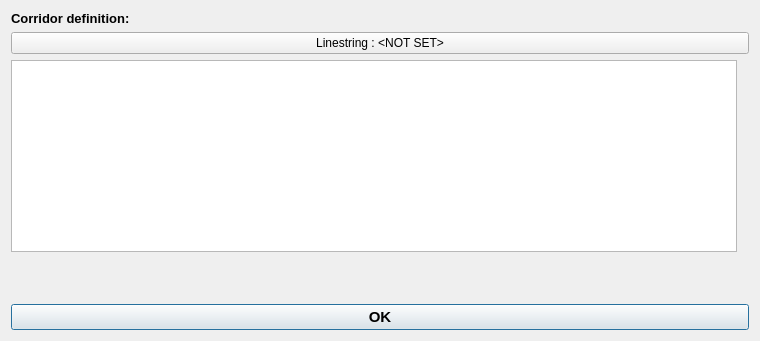
The window that edr_plugin/gui/ui/query_trajectory.ui (MetOffice/qgis-plugin-edr) describes before a commit, drawn with Qt 5.
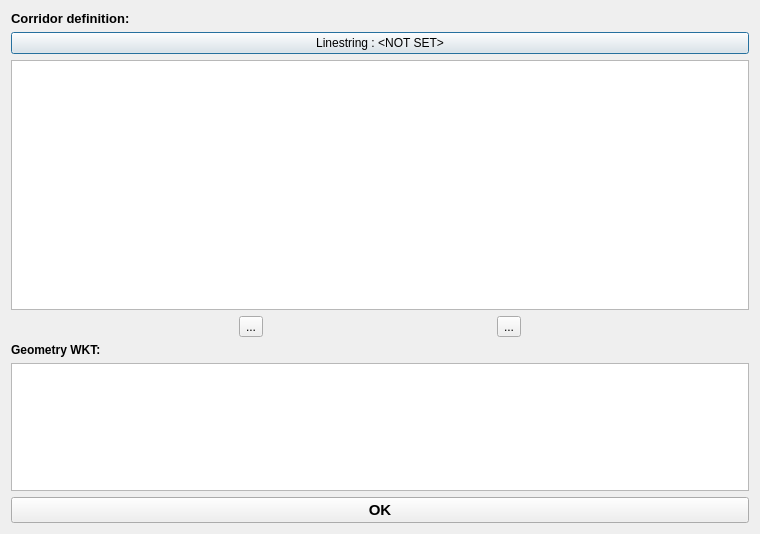
The same window after the commit.

```diff
--- a/edr_plugin/gui/ui/query_trajectory.ui
+++ b/edr_plugin/gui/ui/query_trajectory.ui
@@ -10,28 +10,14 @@
     <x>0</x>
     <y>0</y>
     <width>760</width>
-    <height>341</height>
+    <height>534</height>
    </rect>
   </property>
   <property name="windowTitle">
    <string>Trajectory query</string>
   </property>
-  <layout class="QGridLayout" name="gridLayout">
-   <item row="7" column="0" colspan="3">
-    <widget class="QPushButton" name="ok_pb">
-     <property name="font">
-      <font>
-       <pointsize>11</pointsize>
-       <weight>75</weight>
-       <bold>true</bold>
-      </font>
-     </property>
-     <property name="text">
-      <string>OK</string>
-     </property>
-    </widget>
-   </item>
-   <item row="0" column="0" colspan="3">
+  <layout class="QVBoxLayout" name="verticalLayout">
+   <item>
     <widget class="QLabel" name="label">
      <property name="font">
       <font>
@@ -45,14 +31,70 @@
      </property>
     </widget>
    </item>
-   <item row="3" column="0" colspan="3">
+   <item>
+    <widget class="QPushButton" name="line_select_pb">
+     <property name="text">
+      <string>Linestring : &lt;NOT SET&gt;</string>
+     </property>
+    </widget>
+   </item>
+   <item>
+    <widget class="QTableWidget" name="linestring_tw">
+     <property name="minimumSize">
+      <size>
+       <width>0</width>
+       <height>250</height>
+      </size>
+     </property>
+     <property name="baseSize">
+      <size>
+       <width>0</width>
+       <height>0</height>
+      </size>
+     </property>
+    </widget>
+   </item>
+   <item>
     <layout class="QGridLayout" name="gridLayout_2">
-     <property name="bottomMargin">
-      <number>0</number>
-     </property>
+     <item row="0" column="0">
+      <widget class="QToolButton" name="plus_toolbutton">
+       <property name="toolTip">
+        <string>Add new row below current</string>
+       </property>
+       <property name="text">
+        <string>...</string>
+       </property>
+      </widget>
+     </item>
+     <item row="0" column="1">
+      <widget class="QToolButton" name="minus_toolbutton">
+       <property name="toolTip">
+        <string>Remove current row</string>
+       </property>
+       <property name="text">
+        <string>...</string>
+       </property>
+      </widget>
+     </item>
     </layout>
    </item>
-   <item row="6" column="0" colspan="2">
+   <item>
+    <widget class="QLabel" name="label_9">
+     <property name="font">
+      <font>
+       <weight>75</weight>
+       <bold>true</bold>
+      </font>
+     </property>
+     <property name="text">
+      <string>Geometry WKT:</string>
+     </property>
+    </widget>
+   </item>
+   <item>
+    <widget class="QPlainTextEdit" name="wkt_plaintext"/>
+   </item>
+   <item>
     <spacer name="verticalSpacer">
      <property name="orientation">
       <enum>Qt::Vertical</enum>
@@ -60,21 +102,25 @@
      <property name="sizeHint" stdset="0">
       <size>
        <width>20</width>
-       <height>40</height>
+       <height>20</height>
       </size>
      </property>
     </spacer>
    </item>
-   <item row="2" column="0" colspan="3">
-    <widget class="QPushButton" name="line_select_pb">
+   <item>
+    <widget class="QPushButton" name="ok_pb">
+     <property name="font">
+      <font>
+       <pointsize>11</pointsize>
+       <weight>75</weight>
+       <bold>true</bold>
+      </font>
+     </property>
      <property name="text">
-      <string>Linestring : &lt;NOT SET&gt;</string>
+      <string>OK</string>
      </property>
     </widget>
    </item>
-   <item row="4" column="0" rowspan="2">
-    <widget class="QTableWidget" name="linestring_tw"/>
-   </item>
   </layout>
  </widget>
  <tabstops>
```
